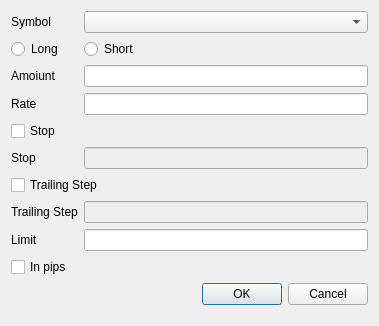
Above: qt_forms/open_order.ui from chernig/tradebot before the change. Below: the same form after it.
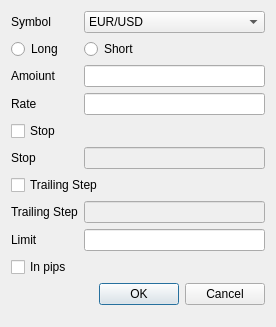
That is the form after the change.

```diff
--- a/qt_forms/open_order.ui
+++ b/qt_forms/open_order.ui
@@ -6,108 +6,128 @@
    <rect>
     <x>0</x>
     <y>0</y>
-    <width>379</width>
-    <height>326</height>
+    <width>276</width>
+    <height>327</height>
    </rect>
   </property>
   <property name="windowTitle">
    <string>Dialog</string>
   </property>
-  <layout class="QFormLayout" name="formLayout">
-   <item row="1" column="1">
-    <widget class="QComboBox" name="comboBox"/>
+  <layout class="QGridLayout" name="gridLayout">
+   <item row="0" column="0">
+    <widget class="QLabel" name="label">
+     <property name="text">
+      <string>Symbol</string>
+     </property>
+    </widget>
    </item>
-   <item row="2" column="0">
+   <item row="0" column="1">
+    <widget class="QComboBox" name="comboBox">
+     <item>
+      <property name="text">
+       <string>EUR/USD</string>
+      </property>
+     </item>
+    </widget>
+   </item>
+   <item row="1" column="0">
     <widget class="QRadioButton" name="radioButton">
      <property name="text">
       <string>Long</string>
      </property>
     </widget>
    </item>
-   <item row="4" column="0">
+   <item row="1" column="1">
+    <widget class="QRadioButton" name="radioButton_2">
+     <property name="text">
+      <string>Short</string>
+     </property>
+    </widget>
+   </item>
+   <item row="2" column="0">
     <widget class="QLabel" name="label_2">
      <property name="text">
       <string>Amoiunt</string>
      </property>
     </widget>
    </item>
-   <item row="4" column="1">
+   <item row="2" column="1">
     <widget class="QLineEdit" name="lineEdit"/>
    </item>
-   <item row="5" column="0">
+   <item row="3" column="0">
     <widget class="QLabel" name="label_6">
      <property name="text">
       <string>Rate</string>
      </property>
     </widget>
    </item>
-   <item row="5" column="1">
+   <item row="3" column="1">
     <widget class="QLineEdit" name="lineEdit_2"/>
    </item>
-   <item row="6" column="0">
+   <item row="4" column="0">
     <widget class="QCheckBox" name="checkBox">
      <property name="text">
       <string>Stop</string>
      </property>
     </widget>
    </item>
-   <item row="7" column="0">
+   <item row="5" column="0">
     <widget class="QLabel" name="label_3">
      <property name="text">
       <string>Stop</string>
      </property>
     </widget>
    </item>
-   <item row="7" column="1">
+   <item row="5" column="1">
     <widget class="QLineEdit" name="lineEdit_3">
      <property name="enabled">
       <bool>false</bool>
      </property>
     </widget>
    </item>
-   <item row="8" column="0" colspan="2">
+   <item row="6" column="0" colspan="2">
     <widget class="QCheckBox" name="checkBox_2">
      <property name="text">
       <string>Trailing Step</string>
      </property>
     </widget>
    </item>
-   <item row="9" column="0">
+   <item row="7" column="0">
     <widget class="QLabel" name="label_4">
      <property name="text">
       <string>Trailing Step</string>
      </property>
     </widget>
    </item>
-   <item row="9" column="1">
+   <item row="7" column="1">
     <widget class="QLineEdit" name="lineEdit_4">
      <property name="enabled">
       <bool>false</bool>
      </property>
     </widget>
    </item>
-   <item row="10" column="0">
+   <item row="8" column="0">
     <widget class="QLabel" name="label_5">
      <property name="text">
       <string>Limit</string>
      </property>
     </widget>
    </item>
-   <item row="10" column="1">
+   <item row="8" column="1">
     <widget class="QLineEdit" name="lineEdit_5">
      <property name="enabled">
       <bool>true</bool>
      </property>
     </widget>
    </item>
-   <item row="11" column="0">
+   <item row="9" column="0">
     <widget class="QCheckBox" name="checkBox_3">
      <property name="text">
       <string>In pips</string>
      </property>
     </widget>
    </item>
-   <item row="12" column="1">
+   <item row="10" column="1">
     <widget class="QDialogButtonBox" name="buttonBox">
      <property name="orientation">
       <enum>Qt::Horizontal</enum>
@@ -117,20 +137,6 @@
      </property>
     </widget>
    </item>
-   <item row="1" column="0">
-    <widget class="QLabel" name="label">
-     <property name="text">
-      <string>Symbol</string>
-     </property>
-    </widget>
-   </item>
-   <item row="2" column="1">
-    <widget class="QRadioButton" name="radioButton_2">
-     <property name="text">
-      <string>Short</string>
-     </property>
-    </widget>
-   </item>
   </layout>
  </widget>
  <resources/>
```
